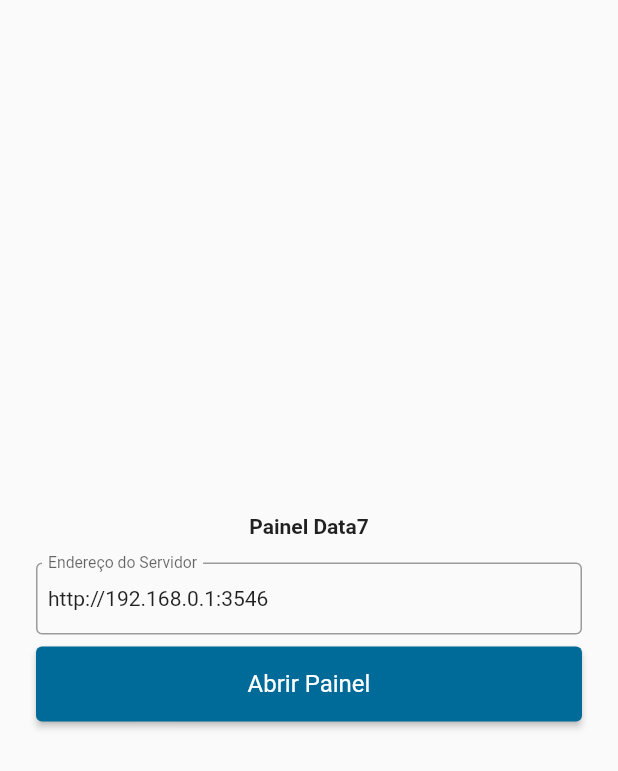
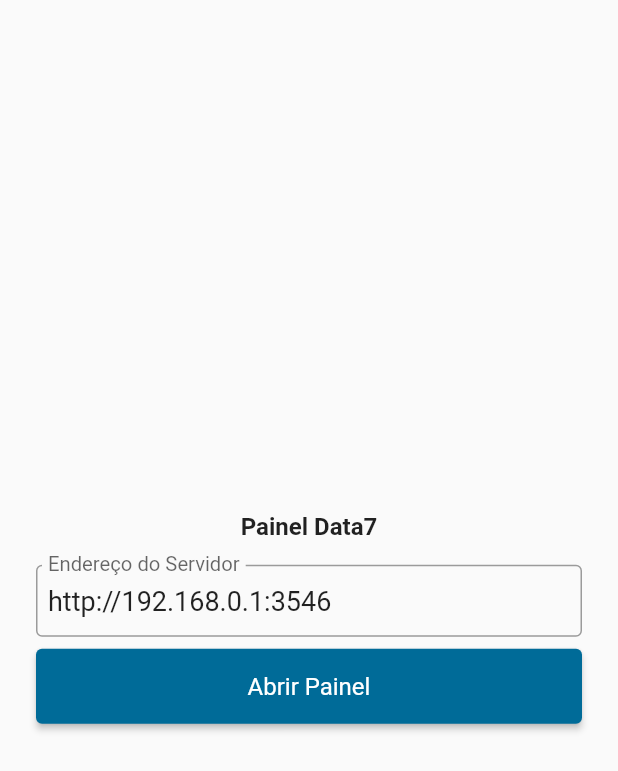
Before and after one commit to matheusdevelope/data7_panel, a Flutter app: the screen it shows after launch, on a phone screen of 412 x 824 dp. Shown: the top 771 px of the screen. Run offline on Flutter 3.47's test engine with Material 2 defaults, Android fonts, the light colour scheme and no system bars; our stand-ins replace shared_preferences, socket_io_client, wakelock.

Commit message:
ajust table data

```diff
--- a/lib/main.dart
+++ b/lib/main.dart
@@ -1,7 +1,9 @@
 import 'package:data7_panel/pages/home/home.dart';
 import 'package:flutter/material.dart';
+import 'package:wakelock/wakelock.dart';
 
 void main() {
+  Wakelock.enable();
   runApp(const MyApp());
 }
 
@@ -17,7 +19,7 @@ const Map<int, Color> color = {
   800: Color(0xFF006B98),
   900: Color(0xFF006B98),
 };
-MaterialColor myColor = MaterialColor(0xFF006B98, color);
+MaterialColor myColor = const MaterialColor(0xFF006B98, color);
 
 class MyApp extends StatelessWidget {
   const MyApp({super.key});
@@ -27,31 +29,72 @@ class MyApp extends StatelessWidget {
     return LayoutBuilder(
       builder: (_, c) {
         final width = c.maxWidth;
-        var fontSize = 14.0;
-        if (width <= 480) {
-          fontSize = 16.0;
-        } else if (width > 480 && width <= 960) {
-          fontSize = 22.0;
-        } else {
-          fontSize = 28.0;
-        }
+        var fontSizeFactor = 1.0;
+        final devices = [
+          {
+            "device": "Mobile devices",
+            "min": 320,
+            "max": 480,
+            "fontFactorSize": 1.0
+          },
+          {
+            "device": "iPads, Tablets",
+            "min": 481,
+            "max": 768,
+            "fontFactorSize": 1.2
+          },
+          {
+            "device": "Small screens, laptops",
+            "min": 769,
+            "max": 1024,
+            "fontFactorSize": 1.3
+          },
+          {
+            "device": "Desktops, large screens",
+            "min": 1025,
+            "max": 1300,
+            "fontFactorSize": 1.5
+          },
+          {
+            "device": "Extra large screens, TV",
+            "min": 1300,
+            "max": 1600,
+            "fontFactorSize": 1.8
+          },
+          {
+            "device": "Extra large screens, TV",
+            "min": 1601,
+            "max": 5000,
+            "fontFactorSize": 2.0
+          },
+        ];
+        devices.forEach((device) {
+          if (width >= double.parse(device['min'].toString()) &&
+              width <= double.parse(device['max'].toString())) {
+            fontSizeFactor = double.parse(device['fontFactorSize'].toString());
+          }
+        });
+
         return MaterialApp(
           debugShowCheckedModeBanner: false,
           title: 'Painel Data7',
           theme: ThemeData(
-            primarySwatch: myColor,
-            textTheme: TextTheme(
-              bodySmall: TextStyle(fontSize: fontSize - 4),
-              bodyMedium: TextStyle(fontSize: fontSize - 2),
-              bodyLarge: TextStyle(fontSize: fontSize),
-              labelSmall: TextStyle(fontSize: fontSize - 4),
-              labelMedium: TextStyle(fontSize: fontSize - 2),
-              labelLarge: TextStyle(fontSize: fontSize),
-              titleSmall: TextStyle(fontSize: fontSize),
-              titleMedium: TextStyle(fontSize: fontSize - 2),
-              titleLarge: TextStyle(fontSize: fontSize),
-            ),
-          ),
+              primarySwatch: myColor,
+              textTheme: Theme.of(context)
+                  .textTheme
+                  .apply(
+                    fontSizeFactor: fontSizeFactor,
+                    fontSizeDelta: 2.0,
+                  )
+                  .copyWith(
+                      titleSmall: Theme.of(context)
+                          .textTheme
+                          .titleSmall
+                          ?.copyWith(fontWeight: FontWeight.bold)
+                          .apply(
+                            fontSizeFactor: fontSizeFactor,
+                            fontSizeDelta: 2.0,
+                          ))),
           home: const HomePage(title: 'Painel Data7'),
         );
       },
--- a/lib/pages/panel/panel.dart
+++ b/lib/pages/panel/panel.dart
@@ -38,8 +38,8 @@ class _PanelPageState extends State<PanelPage> {
     socket.on('data_dispath_panel', (data) {
       setState(() {
         _lastTimeSync = inputFormat.format(DateTime.now()).toString();
-        dataPanel = TransformData()
-            .parseData(json.decode(data).cast<Map<String, dynamic>>());
+        dataPanel =
+            TransformData().parseData(data.cast<Map<String, dynamic>>());
       });
     });
     socket.onDisconnect((_) {
@@ -91,6 +91,7 @@ class _PanelPageState extends State<PanelPage> {
           connected: _connected,
           legends: "#FF0000:1h, #FFFF00:0h30m, #00FF00:0h15m",
           lastTimeSync: _lastTimeSync,
+          fontSize: 16.0,
           callback: () {
             showAlertDialog(context, "Atenção",
                 "Painel Desconectado.\nVerifique se o servidor está ativo e disponível no endereço fornececido.",
```
Also changed, not shown: lib/components/bottomPanelBar.dart (+9 -6 lines), lib/pages/panel/table.dart (+22 -25 lines), lib/pages/panel/transformData.dart (+4 -4 lines), pubspec.yaml (+15 -4 lines), pubspec.lock, 1 other file.
